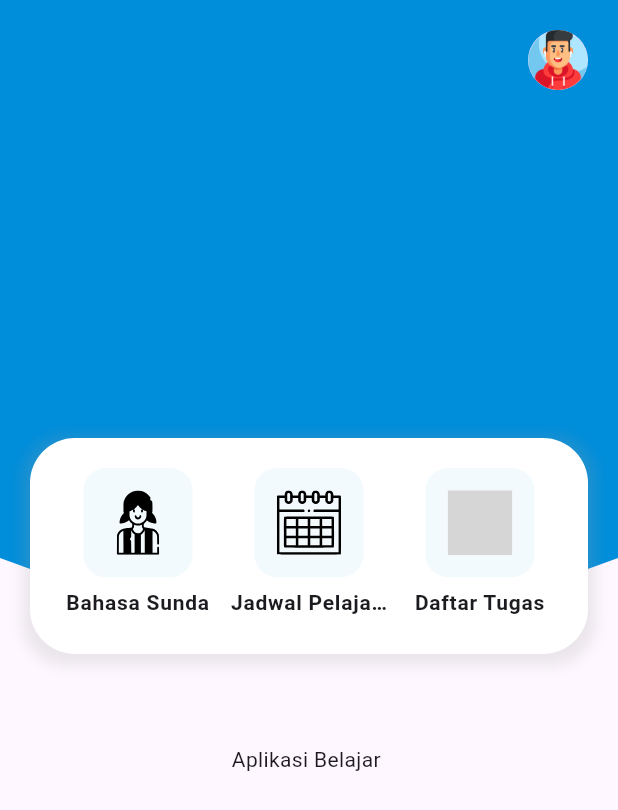
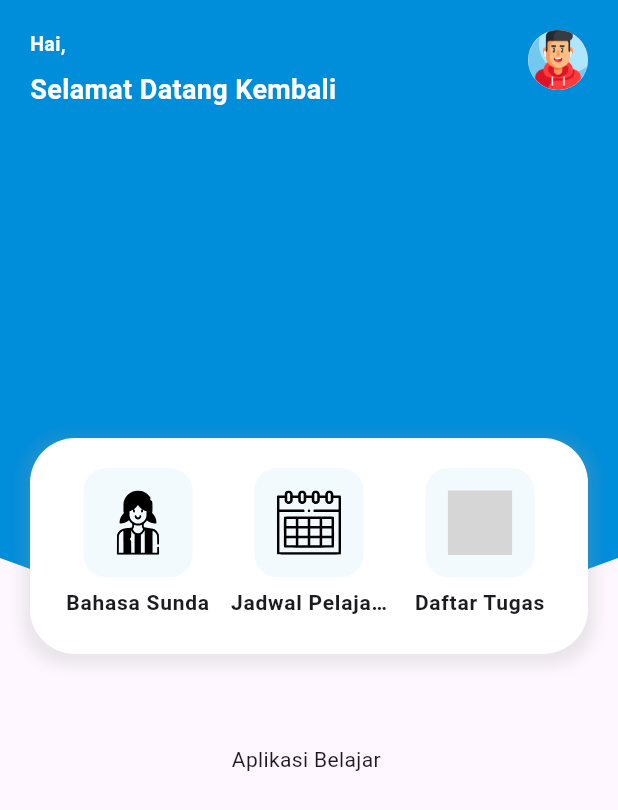
Before and after one commit to ArsalRR/aplikasi_belajar_bahasa_sunda, a Flutter app: the HomeView screen opened by its route, on a phone screen of 412 x 824 dp. Shown: the top 810 px of the screen. Run offline on Flutter 3.47's test engine with Material 3 defaults, Android fonts, the light colour scheme and no system bars; our stand-ins replace cloud_firestore, firebase_auth, firebase_core, flutter_custom_clippers, flutter_svg, get and 1 more; accounts and stored records are empty; grey boxes are pictures that could not be loaded.

Commit message:
Update Home Views

```diff
--- a/lib/app/modules/home/views/home_view.dart
+++ b/lib/app/modules/home/views/home_view.dart
@@ -2,6 +2,7 @@ import 'package:capstone_project/app/widget/KategoriWidget.dart';
 import 'package:flutter/material.dart';
 import 'package:flutter_custom_clippers/flutter_custom_clippers.dart';
 import 'package:get/get.dart';
+import 'package:firebase_auth/firebase_auth.dart';
 import '../controllers/home_controller.dart';
 
 class HomeView extends GetView<HomeController> {
@@ -10,6 +11,10 @@ class HomeView extends GetView<HomeController> {
   @override
   Widget build(BuildContext context) {
     final Size size = MediaQuery.of(context).size;
+
+    // Fetch the current user's email from Firebase Auth
+    final User? user = FirebaseAuth.instance.currentUser;
+    final String userEmail = user?.email ?? 'User';
 
     return Scaffold(
       body: SafeArea(
@@ -26,7 +31,35 @@ class HomeView extends GetView<HomeController> {
                     ),
                     Positioned(
                       top: 20,
+                      left: 20,
+                      child: Column(
+                        crossAxisAlignment: CrossAxisAlignment.start,
+                        children: [
+                          Text(
+                            'Hai, $userEmail',
+                            style: TextStyle(
+                              color: Colors.white,
+                              fontSize: 13,
+                              fontWeight: FontWeight.bold,
+                            ),
+                          ),
+                          SizedBox(height: 8),
+                          Text(
+                            'Selamat Datang Kembali',
+                            style: TextStyle(
+                              color: Colors.white,
+                              fontSize: 18,
+                              fontWeight: FontWeight.bold,
+                            ),
+                          ),
+                        ],
+                      ),
+                    ),
+                    Positioned(
+                      top: 20,
                       right: 20,
+                      child: MouseRegion(
+                        cursor: SystemMouseCursors.click,
                         child: GestureDetector(
                           onTap: () {
                             showMenu(
@@ -40,7 +73,6 @@ class HomeView extends GetView<HomeController> {
                               ],
                             ).then((value) {
                               if (value == 'logout') {
-
                                 controller.logout();
                                 Get.snackbar(
                                   'Logout',
@@ -56,8 +88,7 @@ class HomeView extends GetView<HomeController> {
                           ),
                         ),
                       ),
-
-
+                    ),
                   ],
                 ),
               ),
```
Lines whose indentation alone changed are shown as unchanged.
